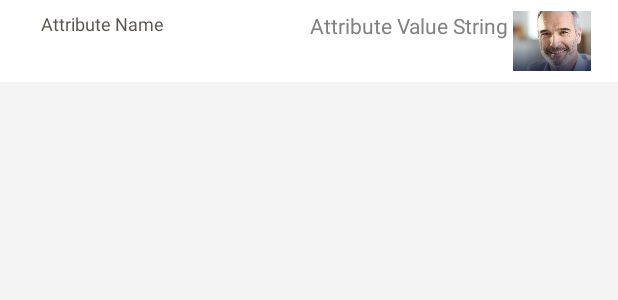
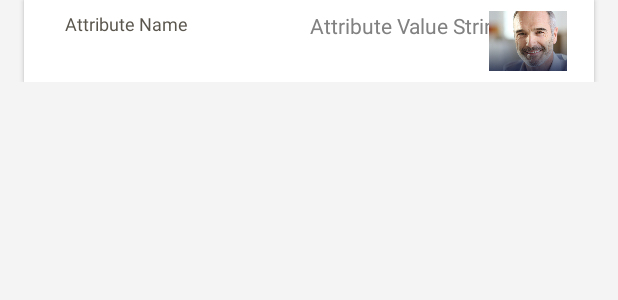
Before and after one commit to Luxoft/cordentity-poc-supply-chain, an Android app: the layout item_credential_attribute.xml on its own in the app's theme, with its tools: preview values and no code run, on a phone screen of 412 x 824 dp. Shown: the top 300 px of the screen. Run offline under Robolectric (Android 15) with nearby library versions, the phone set to English and light mode, and no system bars.

Commit message:
Fixed issues with credential-card expandable sublist

```diff
--- a/SovrinAgentApp/app/src/main/res/layout/item_credential_attribute.xml
+++ b/SovrinAgentApp/app/src/main/res/layout/item_credential_attribute.xml
@@ -1,10 +1,18 @@
 <?xml version="1.0" encoding="utf-8"?>
-<androidx.constraintlayout.widget.ConstraintLayout
+<FrameLayout
     xmlns:android="http://schemas.android.com/apk/res/android"
     xmlns:app="http://schemas.android.com/apk/res-auto"
     xmlns:tools="http://schemas.android.com/tools"
     android:layout_width="match_parent"
+    android:layout_height="wrap_content">
+
+    <!-- ListView ignores element margins, so workaround with FrameLayout and partial margins -->
+    <androidx.constraintlayout.widget.ConstraintLayout
+        android:layout_width="match_parent"
         android:layout_height="wrap_content"
+        android:layout_marginLeft="@dimen/card_margin"
+        android:layout_marginRight="@dimen/card_margin"
+        android:elevation="2dp"
         android:background="@color/white"
         android:paddingStart="10dp"
         android:paddingEnd="10dp"
@@ -54,3 +62,5 @@
             tools:visibility="visible"/>
 
     </androidx.constraintlayout.widget.ConstraintLayout>
+
+</FrameLayout>
--- a/SovrinAgentApp/app/src/main/res/layout/item_credentilal_expanded.xml
+++ b/SovrinAgentApp/app/src/main/res/layout/item_credentilal_expanded.xml
@@ -9,6 +9,7 @@
     <!-- ListView ignores element margins, so workaround with FrameLayout and partial margins -->
     <androidx.cardview.widget.CardView
         style="@style/Card"
+        app:cardCornerRadius="0dp"
         android:layout_marginLeft="@dimen/card_margin"
         android:layout_marginRight="@dimen/card_margin"
         android:layout_marginBottom="0dp"
```
Lines whose indentation alone changed are shown as unchanged.
